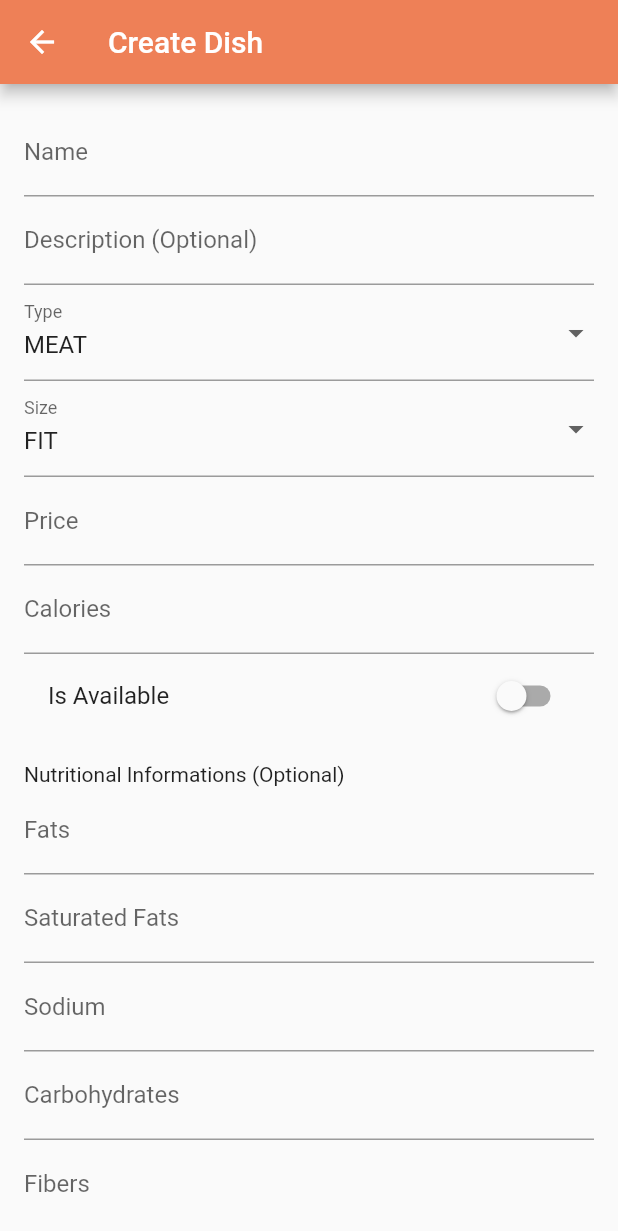
After one commit to yanik23/TB-Frontend, a Flutter app: the DishesScreen screen opened directly, after a tap on the "add" icon, on a phone screen of 412 x 824 dp. The commit adds this screen. Shown: the top 1231 px of the screen. Run offline on Flutter 3.47's test engine with Material 2 defaults, Android fonts, the phone set to English and light mode, and no system bars; our stand-ins replace flutter_riverpod, sqflite, transparent_image; missing offline and left inert: dart:html; accounts and stored records are empty; network calls fail.

```diff
--- a/tb_frontend/lib/main.dart
+++ b/tb_frontend/lib/main.dart
@@ -24,7 +24,7 @@ class MyApp extends StatelessWidget {
         primarySwatch: Colors.blue,
       ),*/
       theme: ThemeData(colorScheme: kColorScheme),
-      home: const MenuScreen(),
+      home: const WelcomeScreen(),
     );
   }
 }
--- a/tb_frontend/lib/models/dish.dart
+++ b/tb_frontend/lib/models/dish.dart
@@ -1,6 +1,21 @@
+import 'package:flutter/material.dart';
+import 'package:http/http.dart' as http;
+import 'dart:convert';
+import 'dart:async';
+import 'dart:io';
 
 
 
+enum DishType {
+  meat,
+  vegetarian,
+  vegan,
+}
+
+enum DishSize {
+  fit,
+  gain,
+}
 class Dish {
   final int id;
   String name;
@@ -42,4 +57,34 @@ class Dish {
     this.iron,
     this.potassium,
   });
+
+  factory Dish.fromJson(Map<String, dynamic> json) {
+    return Dish(
+      id: 1,
+      name: json['dishName'],
+      currentType: json['dishType'],
+      currentSize: json['dishSize'],
+      price: json['price'],
+      calories: 100,
+      isAvailable: true,
+
+    );
+
+  }
 }
+
+Future<List<Dish>> fetchDishes() async {
+  final response = await http.get(Uri.parse('http://10.0.2.2:8080/dishes'),
+      headers: {
+        HttpHeaders.authorizationHeader: 'Bearer eyJ0eXAiOiJKV1QiLCJhbGciOiJIUzUxMiJ9.eyJzdWIiOiJMZW9uYXJkbyIsInJvbGVzIjpbIkVNUExPWUVFIl0sImV4cCI6MTY4ODQwMzA5Nn0.gEGn7p2RNTbvwYg6qObut5Mn06Ic2Lgb2onFywI2rdRxLXEZZmXjAIw0zimx0oTmAYrvMdQGF-3p-WZ7Q1ph2A',
+      });
+
+  if (response.statusCode == 200) {
+    // If the server returned a 200 OK response, parse the JSON.
+    final List<dynamic> responseData = jsonDecode(response.body);
+    return responseData.map((json) => Dish.fromJson(json)).toList();
+  } else {
+    // If the server did not return a 200 OK response, throw an exception.
+    throw Exception('Failed to load dishes');
+  }
+}
--- /dev/null
+++ b/tb_frontend/lib/models/user.dart
@@ -0,0 +1,48 @@
+
+
+import 'dart:developer';
+
+import 'package:http/http.dart' as http;
+import 'dart:convert';
+import 'dart:async';
+import 'dart:io';
+
+class User {
+  final String name;
+  final String password;
+
+
+  User({
+    required this.name,
+    required this.password,
+  });
+
+  factory User.fromJson(Map<String, dynamic> json) {
+    return User(
+      name: json['username'],
+      password: json['password'],
+    );
+  }
+}
+
+
+Future<String> login(String name, String password) async {
+  final response = await http.post(
+    Uri.parse('http://10.0.2.2:8080/login'),
+    headers: <String, String>{
+      'Content-Type': 'application/json',
+    },
+    body: jsonEncode(<String, String>{
+      'username': name,
+      'password': password,
+    }),
+  );
+
+  if (response.statusCode == 200) {
+    log("============================> GOT 200!");
+    return response.headers['authorization']!;
+  } else {
+    log("==============================> ${response.statusCode}");
+    throw Exception('Failed to login');
+  }
+}
--- /dev/null
+++ b/tb_frontend/lib/screens/add_dish_screen.dart
@@ -0,0 +1,262 @@
+import 'package:flutter/material.dart';
+
+import '../models/dish.dart';
+
+class CreateDishScreen extends StatefulWidget {
+  const CreateDishScreen({super.key});
+
+  @override
+  _CreateDishScreenState createState() => _CreateDishScreenState();
+}
+
+class _CreateDishScreenState extends State<CreateDishScreen> {
+  int id = 0;
+  String name = '';
+  String? description;
+  String currentType = '';
+  String currentSize = '';
+  double price = 0.0;
+  bool isAvailable = false;
+  int calories = 0;
+  double? fats;
+  double? saturatedFats;
+  double? sodium;
+  double? carbohydrates;
+  double? fibers;
+  double? sugars;
+  double? proteins;
+  double? calcium;
+  double? iron;
+  double? potassium;
+
+  DishType _selectedDishType = DishType.meat;
+  DishSize _selectedDishSize = DishSize.fit;
+
+
+
+  @override
+  Widget build(BuildContext context) {
+    return Scaffold(
+      appBar: AppBar(
+        title: Text('Create Dish'),
+      ),
+      body: Padding(
+        padding: const EdgeInsets.all(16.0),
+        child: ListView(
+          children: [
+            TextFormField(
+              decoration: const InputDecoration(
+                labelText: 'Name',
+                hintText: 'Enter the name of the dish',
+              ),
+              onChanged: (value) {
+                setState(() {
+                  name = value;
+                });
+              },
+            ),
+            TextFormField(
+              decoration: InputDecoration(labelText: 'Description (Optional)'),
+              onChanged: (value) {
+                setState(() {
+                  description = value;
+                });
+              },
+            ),
+            DropdownButtonFormField(
+              decoration: InputDecoration(labelText: 'Type'),
+              value: _selectedDishType,
+              onChanged: (value) {
+                setState(() {
+                  currentType = value.toString().toUpperCase();
+                });
+              },
+              items: DishType.values
+                  .map((type) => DropdownMenuItem(
+                  value: type,
+                  child: Text(type.name.toString().toUpperCase()),),
+              ).toList(),
+            ),
+            DropdownButtonFormField(
+              decoration: InputDecoration(labelText: 'Size'),
+              value: _selectedDishSize,
+              onChanged: (value) {
+                setState(() {
+                  currentSize = value.toString().toUpperCase();
+                });
+              },
+              items: DishSize.values
+                  .map((size) => DropdownMenuItem(
+                value: size,
+                child: Text(size.name.toString().toUpperCase()),),
+              ).toList(),
+            ),
+            TextFormField(
+              decoration: InputDecoration(labelText: 'Price'),
+              keyboardType: TextInputType.number,
+              onChanged: (value) {
+                setState(() {
+                  price = double.parse(value);
+                });
+              },
+            ),
+            TextFormField(
+              decoration: InputDecoration(labelText: 'Calories'),
+              keyboardType: TextInputType.number,
+              onChanged: (value) {
+                setState(() {
+                  calories = int.parse(value);
+                });
+              },
+            ),
+
+            SwitchListTile(
+              title: Text('Is Available'),
+              value: isAvailable,
+              onChanged: (value) {
+                setState(() {
+                  isAvailable = value;
+                });
+              },
+
+            ),
+            const SizedBox(height: 16.0),
+            Text('Nutritional Informations (Optional)'),
+
+            TextFormField(
+              decoration: InputDecoration(labelText: 'Fats'),
+              keyboardType: TextInputType.number,
+              onChanged: (value) {
+                setState(() {
+                  fats = double.parse(value);
+                });
+              },
+            ),
+
+            TextFormField(
+              decoration: InputDecoration(labelText: 'Saturated Fats'),
+              keyboardType: TextInputType.number,
+              onChanged: (value) {
+                setState(() {
+                  saturatedFats = double.parse(value);
+                });
+              },
+            ),
+
+            TextFormField(
+              decoration: InputDecoration(labelText: 'Sodium'),
+              keyboardType: TextInputType.number,
+              onChanged: (value) {
+                setState(() {
+                  sodium = double.parse(value);
+                });
+              },
+            ),
+
+            TextFormField(
+              decoration: InputDecoration(labelText: 'Carbohydrates'),
+              keyboardType: TextInputType.number,
+              onChanged: (value) {
+                setState(() {
+                  carbohydrates = double.parse(value);
+                });
+              },
+            ),
+
+            TextFormField(
+              decoration: InputDecoration(labelText: 'Fibers'),
+              keyboardType: TextInputType.number,
+              onChanged: (value) {
+                setState(() {
+                  fibers = double.parse(value);
+                });
+              },
+            ),
+
+            TextFormField(
+              decoration: InputDecoration(labelText: 'Sugars'),
+              keyboardType: TextInputType.number,
+              onChanged: (value) {
+                setState(() {
+                  sugars = double.parse(value);
+                });
+              },
+            ),
+
+            TextFormField(
+              decoration: InputDecoration(labelText: 'Proteins'),
+              keyboardType: TextInputType.number,
+              onChanged: (value) {
+                setState(() {
+                  proteins = double.parse(value);
+                });
+              },
+            ),
+
+            TextFormField(
+              decoration: InputDecoration(labelText: 'Calcium'),
+              keyboardType: TextInputType.number,
+              onChanged: (value) {
+                setState(() {
+                  calcium = double.parse(value);
+                });
+              },
+            ),
+
+            TextFormField(
+              decoration: InputDecoration(labelText: 'Iron'),
+              keyboardType: TextInputType.number,
+              onChanged: (value) {
+                setState(() {
+                  iron = double.parse(value);
+                });
+              },
+            ),
+
+            TextFormField(
+              decoration: InputDecoration(labelText: 'Potassium'),
+              keyboardType: TextInputType.number,
+              onChanged: (value) {
+                setState(() {
+                  potassium = double.parse(value);
+                });
+              },
+            ),
+
+            // Add more text fields for other properties here
+            const SizedBox(height: 16.0),
+            ElevatedButton(
+              child: Text('Create Dish'),
+              onPressed: () {
+                // Create an instance of the Dish class using the collected inputs
+                Dish newDish = Dish(
+                  id: id,
+                  name: name,
+                  description: description,
+                  currentType: currentType,
+                  currentSize: currentSize,
+                  price: price,
+                  isAvailable: isAvailable,
+                  calories: calories,
+                  fats: fats,
+                  saturatedFats: saturatedFats,
+                  sodium: sodium,
+                  carbohydrates: carbohydrates,
+                  fibers: fibers,
+                  sugars: sugars,
+                  proteins: proteins,
+                  calcium: calcium,
+                  iron: iron,
+                  potassium: potassium,
+                );
+
+                // Do something with the newDish object, like saving it to a database or passing it to another screen
+                print(newDish);
+              },
+            ),
+          ],
+        ),
+      ),
+    );
+  }
+}
--- a/tb_frontend/lib/screens/dishItem.dart
+++ b/tb_frontend/lib/screens/dishItem.dart
@@ -51,7 +51,7 @@ class DishItem extends StatelessWidget {
               child: Container(
                 color: Colors.black54,
                 padding:
-                const EdgeInsets.symmetric(vertical: 8, horizontal: 48),
+                const EdgeInsets.symmetric(vertical: 8, horizontal: 24),
                 child: Column(children: [
                   Text(
                     dish.name,
@@ -74,6 +74,8 @@ class DishItem extends StatelessWidget {
                         DishItemTrait(Icons.local_fire_department, '${dish.calories}'),
                         const Spacer(),
                         DishItemTrait(Icons.format_size, dish.currentSize),
+                        const Spacer(),
+                        DishItemTrait(Icons.category, dish.currentType)
                       ]
                   )
                 ]),
--- a/tb_frontend/lib/screens/dishesScreen.dart
+++ b/tb_frontend/lib/screens/dishesScreen.dart
@@ -1,10 +1,6 @@
-
-
-
-
-
 import 'package:flutter/material.dart';
 import 'package:tb_frontend/data/dummyDishes.dart';
+import 'package:tb_frontend/screens/add_dish_screen.dart';
 import 'package:tb_frontend/screens/dishDetailsScreen.dart';
 
 import '../models/dish.dart';
@@ -12,24 +8,44 @@ import 'dishItem.dart';
 
 class DishesScreen extends StatelessWidget {
   final String? title;
-  final List<Dish> dishes = dummyDishes;
+  //final List<Dish> dishes = dummyDishes;
+  late Future<List<Dish>> dishes = fetchDishes();
 
   DishesScreen(this.title, {super.key});
 
-
   void _selectDish(BuildContext context, Dish dish) {
-    Navigator.of(context).push(MaterialPageRoute(builder: (ctx) => const DishDetailsScreen(),),
+    Navigator.of(context).push(
+      MaterialPageRoute(
+        builder: (ctx) => const DishDetailsScreen(),
+      ),
     );
   }
+
   @override
   Widget build(BuildContext context) {
-    Widget content = ListView.builder(
+    Widget content = FutureBuilder<List<Dish>>(
+      future: dishes,
+      builder: (context, snapshot) {
+        if (snapshot.hasData) {
+          return ListView.builder(
+            itemCount: snapshot.data!.length,
+            itemBuilder: (context, index) {
+              return DishItem(snapshot.data![index], _selectDish);
+            },
+          );
+        } else if (snapshot.hasError) {
+          return Text("${snapshot.error}");
+        }
+        return const CircularProgressIndicator();
+      },
+    );
+
+    /*Widget content = ListView.builder(
       itemCount: dishes.length,
       itemBuilder: (ctx, index) => DishItem(dishes[index], _selectDish),
-    );
+    );*/
 
-
-    if (dishes.isEmpty) {
+    /*if (dishes.isEmpty) {
       content = Center(
           child: Column(
             children: [
@@ -53,11 +69,29 @@ class DishesScreen extends StatelessWidget {
 
     if(title == null) {
       return content;
-    }
+    }*/
 
     return Scaffold(
       appBar: AppBar(
         title: Text(title!),
+        actions: [
+          IconButton(
+            icon: const Icon(Icons.search),
+            onPressed: () {},
+          ),
+          IconButton(
+            icon: const Icon(Icons.add),
+            onPressed: () {
+              Navigator.of(context).push(
+                MaterialPageRoute(
+                  builder: (ctx) {
+                    return const CreateDishScreen();
+                  },
+                ),
+              );
+            },
+          ),
+        ],
       ),
       body: content,
     );
--- a/tb_frontend/pubspec.yaml
+++ b/tb_frontend/pubspec.yaml
@@ -41,6 +41,7 @@ dependencies:
   sqflite: ^2.2.8+4
   path: ^1.8.3
   transparent_image: ^2.0.1
+  fl_chart: ^0.63.0
 
 dev_dependencies:
   flutter_test:
```
Also changed, not shown: tb_frontend/lib/screens/loginScreen.dart (+35 -19 lines), tb_frontend/lib/screens/menuScreen.dart (+11 -5 lines), tb_frontend/lib/dto/dish_light_dto.dart (added), tb_frontend/pubspec.lock.
